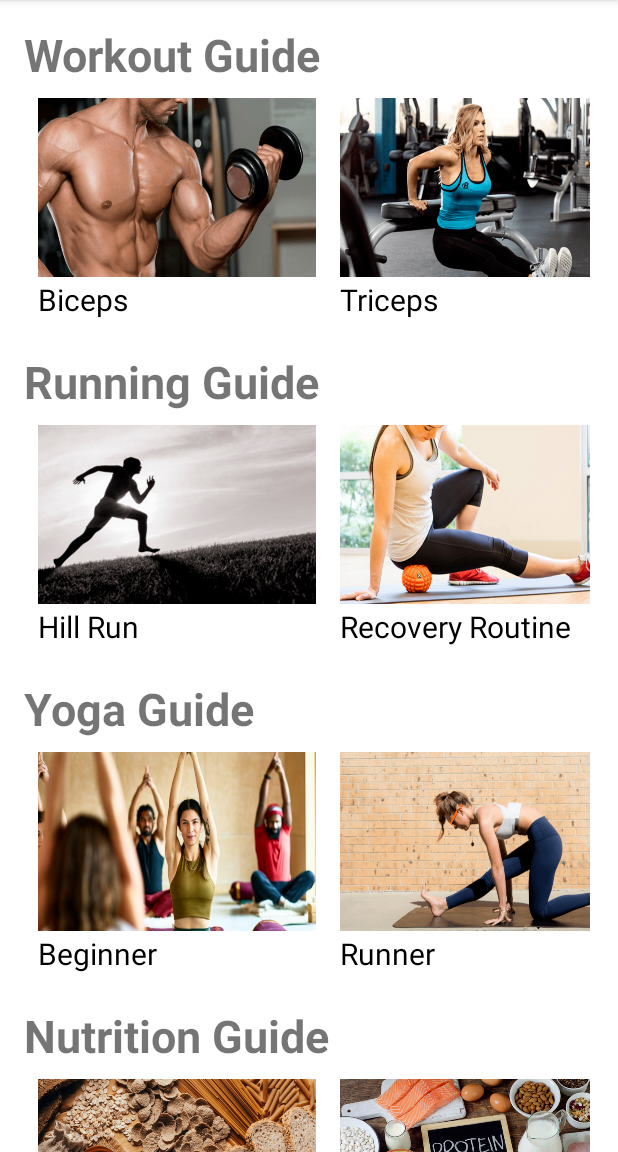
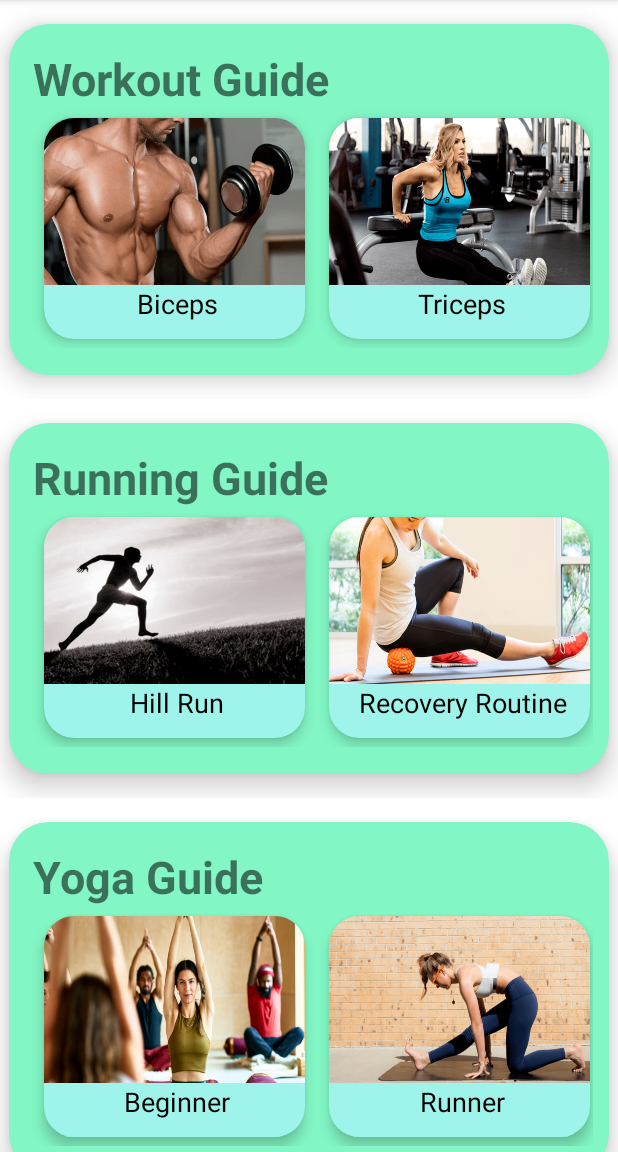
Before and after one commit to elginloh/MAD21-TrioFit-Team02, an Android app: the CatalogueActivity screen opened directly, with no data from a screen before it, on a phone screen of 412 x 824 dp, the part 84-1236 px from its top. Run offline under Robolectric (Android 15) with nearby library versions, the phone set to English and light mode, and no system bars.

Commit message:
simple ui design done

```diff
--- a/app/src/main/java/sg/edu/triofit/DBHandler.java
+++ b/app/src/main/java/sg/edu/triofit/DBHandler.java
@@ -35,7 +35,7 @@ public class DBHandler extends SQLiteOpenHelper {
 
 
 
-    public static int DATABASE_VERSION = 28;
+    public static int DATABASE_VERSION = 29;
 
     public  DBHandler(Context context, String name, SQLiteDatabase.CursorFactory factory, int version)
     {
@@ -82,7 +82,7 @@ public class DBHandler extends SQLiteOpenHelper {
         String varName9 = ""
                 + "INSERT INTO \"CateVideo\" VALUES ('KOCPftPnAF0;KzBZ02EAJvE;zzD80vCLq0Y;EHR3Rl26-4A;BKyvTYuxWZE;o5fXYaJ3owA;ClzTDsQDC0E;zOPTihGAito;eUxNn79WYkA');";
         String varName10 = ""
-                + "INSERT INTO \"CateVideo\" VALUES ('KOCPftPnAF0;zbayPYgUWUw;_kGESn8Arr;MtvBzgeUrZ8;C7NnlF0-p60;4cOvJdy7CQ0;TVXcGi3St7g;thLQOqsVp30;mxHw9tYdyA4');";
+                + "INSERT INTO \"CateVideo\" VALUES ('bRjT1asH1kw;zbayPYgUWUw;brFHyOtTwH4;MtvBzgeUrZ8;C7NnlF0-p60;4cOvJdy7CQ0;TVXcGi3St7g;thLQOqsVp30;mxHw9tYdyA4');";
         String varName11 = ""
                 + "INSERT INTO \"CateVideo\" VALUES ('v7AYKMP6rOE;plL13JF5BHA;2137wAXvufE;SedzswEwpPw;VfSlEgg4ApE;XeXz8fIZDCE;FhcZuQRC-mI;-Mirm7LKvKk;YLSUfYjpltU;BPobdbmzY9o');";
         String varName12 = ""
--- a/app/src/main/res/layout/activity_view_holder.xml
+++ b/app/src/main/res/layout/activity_view_holder.xml
@@ -6,25 +6,48 @@
     android:layout_height="wrap_content"
     tools:context=".ActivityViewHolder">
 
-    <ImageView
-        android:id="@+id/ActivityImage"
-        android:layout_width="185dp"
-        android:layout_height="122dp"
+    <androidx.cardview.widget.CardView
+        android:layout_width="174dp"
+        android:layout_height="147dp"
         android:layout_marginStart="8dp"
+        android:layout_marginTop="8dp"
         android:layout_marginEnd="8dp"
+        android:layout_marginBottom="8dp"
+        app:cardBackgroundColor="#9EF3EA"
+        app:cardCornerRadius="20dp"
+        app:cardElevation="5dp"
+        app:layout_constraintBottom_toBottomOf="parent"
         app:layout_constraintEnd_toEndOf="parent"
+        app:layout_constraintHorizontal_bias="0.6"
         app:layout_constraintStart_toStartOf="parent"
-        app:layout_constraintTop_toTopOf="parent"
-        app:srcCompat="@mipmap/ic_launcher" />
+        app:layout_constraintTop_toTopOf="parent">
 
-    <TextView
-        android:id="@+id/Activity"
-        android:layout_width="185dp"
-        android:layout_height="29dp"
-        android:layout_marginStart="8dp"
-        android:text="TextView"
-        android:textColor="#000000"
-        android:textSize="20sp"
-        app:layout_constraintStart_toStartOf="parent"
-        app:layout_constraintTop_toBottomOf="@+id/ActivityImage" />
+        <LinearLayout
+            android:layout_width="match_parent"
+            android:layout_height="match_parent"
+            android:orientation="vertical">
+
+            <ImageView
+                android:id="@+id/ActivityImage"
+                android:layout_width="match_parent"
+                android:layout_height="111dp"
+                android:scaleType="centerCrop"
+
+
+                app:srcCompat="@mipmap/ic_launcher" />
+
+
+            <TextView
+                android:id="@+id/Activity"
+                android:layout_width="162dp"
+                android:layout_height="34dp"
+                android:layout_marginStart="8dp"
+                android:text="TextView"
+                android:textAlignment="center"
+                android:textColor="#000000"
+                android:textSize="18sp" />
+        </LinearLayout>
+
+    </androidx.cardview.widget.CardView>
+
 </androidx.constraintlayout.widget.ConstraintLayout>
--- a/app/src/main/res/layout/category_view_holder.xml
+++ b/app/src/main/res/layout/category_view_holder.xml
@@ -5,26 +5,43 @@
     android:layout_width="match_parent"
     android:layout_height="wrap_content">
 
+    <androidx.cardview.widget.CardView
+        android:layout_width="400dp"
+        android:layout_height="234dp"
+        android:layout_marginStart="5dp"
+        android:layout_marginTop="16dp"
+        android:layout_marginEnd="5dp"
+        android:layout_marginBottom="16dp"
+        app:cardBackgroundColor="#82F6C4"
+        app:cardCornerRadius="26dp"
+        app:cardElevation="10dp"
+        app:layout_constraintBottom_toBottomOf="parent"
+        app:layout_constraintEnd_toEndOf="parent"
+        app:layout_constraintStart_toStartOf="parent"
+        app:layout_constraintTop_toTopOf="parent">
+
+        <LinearLayout
+            android:layout_width="match_parent"
+            android:layout_height="241dp"
+            android:orientation="vertical">
+
             <TextView
                 android:id="@+id/Category"
-        android:layout_width="373dp"
-        android:layout_height="48dp"
+                android:layout_width="374dp"
+                android:layout_height="wrap_content"
                 android:layout_marginStart="16dp"
                 android:layout_marginTop="16dp"
                 android:text="TextView"
                 android:textSize="30sp"
-        android:textStyle="bold"
-        app:layout_constraintStart_toStartOf="parent"
-        app:layout_constraintTop_toTopOf="parent" />
+                android:textStyle="bold" />
 
             <androidx.recyclerview.widget.RecyclerView
                 android:id="@+id/recyclerView"
-        android:layout_width="376dp"
-        android:layout_height="154dp"
+                android:layout_width="374dp"
+                android:layout_height="159dp"
                 android:layout_marginStart="15dp"
-        android:layout_marginEnd="8dp"
-        app:layout_constraintEnd_toEndOf="parent"
-        app:layout_constraintHorizontal_bias="0.166"
-        app:layout_constraintStart_toStartOf="parent"
-        app:layout_constraintTop_toBottomOf="@+id/Category" />
+                android:layout_marginEnd="8dp" />
+        </LinearLayout>
+    </androidx.cardview.widget.CardView>
+
 </androidx.constraintlayout.widget.ConstraintLayout>
```
Also changed, not shown: app/src/main/res/layout/activity_segment.xml (+36 -18 lines). Lines whose indentation alone changed are shown as unchanged.
